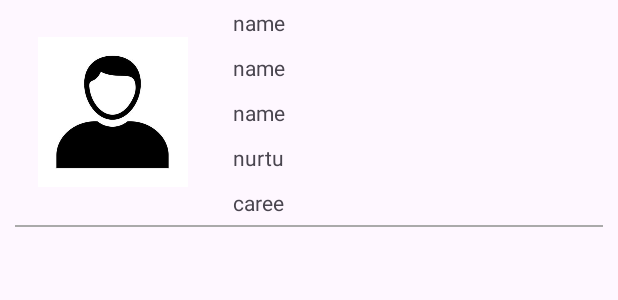
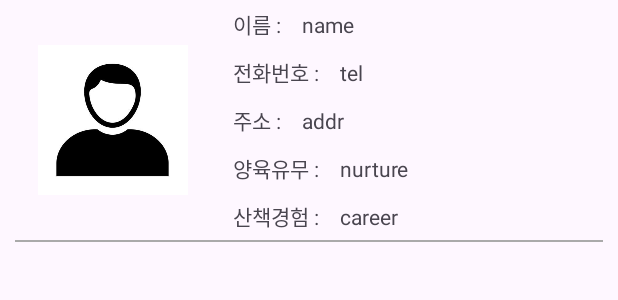
Before and after one commit to PARKMINGWAN/dogwalker, an Android app: the layout walkerlist_profile.xml on its own in the app's theme, with its tools: preview values and no code run, on a phone screen of 412 x 824 dp. Shown: the top 300 px of the screen. Run offline under Robolectric (Android 15) with nearby library versions, the light colour scheme and no system bars.

Commit message:
2023-08-30 박민관 11:24 워커 홈 리스트 이미지 작업 완료

```diff
--- a/app/src/main/java/com/example/dogwalker/OwnerMypageAdd.java
+++ b/app/src/main/java/com/example/dogwalker/OwnerMypageAdd.java
@@ -148,9 +148,6 @@ public class OwnerMypageAdd extends AppCompatActivity implements OnMapReadyCallb
 
         pathFormFirebase();
 
-
-
-
         imgProfile.setOnClickListener(new View.OnClickListener() {
             @Override
             public void onClick(View view) {
@@ -161,6 +158,9 @@ public class OwnerMypageAdd extends AppCompatActivity implements OnMapReadyCallb
 
             }
         });
+
+
+
 
         btnImgInsert.setOnClickListener(new View.OnClickListener() {
             @Override
--- a/app/src/main/java/com/example/dogwalker/ui/home/HomeFragment2.java
+++ b/app/src/main/java/com/example/dogwalker/ui/home/HomeFragment2.java
@@ -73,7 +73,7 @@ public class HomeFragment2 extends Fragment {
         walkerList = new ArrayList<WalkerProfile>();
 
         readFirebaseValue();
-        walkerListAdapter = new WalkerListAdapter(walkerList);
+        walkerListAdapter = new WalkerListAdapter(walkerList,getContext());
 
         LinearLayoutManager linearLayoutManager = new LinearLayoutManager( view.getContext(),
                 RecyclerView.VERTICAL, false);
--- a/app/src/main/res/layout/walkerlist_profile.xml
+++ b/app/src/main/res/layout/walkerlist_profile.xml
@@ -20,10 +20,21 @@
             android:layout_gravity="center"/>
 
         <LinearLayout
+            android:layout_width="match_parent"
+            android:layout_height="wrap_content"
+            android:orientation="vertical">
+
+            <LinearLayout
                 android:layout_width="wrap_content"
                 android:layout_height="wrap_content"
-            android:orientation="vertical"
-            android:layout_gravity="center">
+                android:orientation="horizontal">
+
+                <TextView
+                    android:id="@+id/walkername"
+                    android:layout_width="wrap_content"
+                    android:layout_height="wrap_content"
+                    android:layout_margin="5dp"
+                    android:text="이름 : "/>
 
                 <TextView
                     android:id="@+id/walkerName"
@@ -32,19 +43,65 @@
                     android:layout_margin="5dp"
                     android:text="name"/>
 
+            </LinearLayout>
+
+            <LinearLayout
+                android:layout_width="wrap_content"
+                android:layout_height="wrap_content"
+                android:orientation="horizontal">
+
+                <TextView
+                    android:id="@+id/walkertel"
+                    android:layout_width="wrap_content"
+                    android:layout_height="wrap_content"
+                    android:layout_margin="5dp"
+                    android:text="전화번호 : "/>
+
                 <TextView
                     android:id="@+id/walkerTel"
                     android:layout_width="wrap_content"
                     android:layout_height="wrap_content"
                     android:layout_margin="5dp"
-                android:text="name"/>
+                    android:text="tel"/>
+
+
+            </LinearLayout>
+
+
+            <LinearLayout
+                android:layout_width="wrap_content"
+                android:layout_height="wrap_content"
+                android:orientation="horizontal">
+
+                <TextView
+                    android:id="@+id/walkeraddr"
+                    android:layout_width="wrap_content"
+                    android:layout_height="wrap_content"
+                    android:layout_margin="5dp"
+                    android:text="주소 : "/>
 
                 <TextView
                     android:id="@+id/walkerAddr"
                     android:layout_width="wrap_content"
                     android:layout_height="wrap_content"
                     android:layout_margin="5dp"
-                android:text="name"/>
+                    android:text="addr"/>
+
+
+            </LinearLayout>
+
+
+            <LinearLayout
+                android:layout_width="wrap_content"
+                android:layout_height="wrap_content"
+                android:orientation="horizontal">
+
+                <TextView
+                    android:id="@+id/walkernurture"
+                    android:layout_width="wrap_content"
+                    android:layout_height="wrap_content"
+                    android:layout_margin="5dp"
+                    android:text="양육유무 : "/>
 
                 <TextView
                     android:id="@+id/walkerNurture"
@@ -53,12 +110,31 @@
                     android:layout_margin="5dp"
                     android:text="nurture" />
 
+
+            </LinearLayout>
+
+
+            <LinearLayout
+                android:layout_width="wrap_content"
+                android:layout_height="wrap_content"
+                android:orientation="horizontal">
+
+                <TextView
+                    android:id="@+id/walkercareer"
+                    android:layout_width="wrap_content"
+                    android:layout_height="wrap_content"
+                    android:layout_margin="5dp"
+                    android:text="산책경험 : "/>
+
                 <TextView
                     android:id="@+id/walkerCareer"
                     android:layout_width="match_parent"
                     android:layout_height="wrap_content"
                     android:layout_margin="5dp"
                     android:text="career" />
+
+
+            </LinearLayout>
 
         </LinearLayout>
 
```
Also changed, not shown: app/src/main/java/com/example/dogwalker/WalkerListAdapter.java (+5 -4 lines), app/src/main/java/com/example/dogwalker/WalkerMypageAdd.java (+41 -4 lines). Lines whose indentation alone changed are shown as unchanged.
